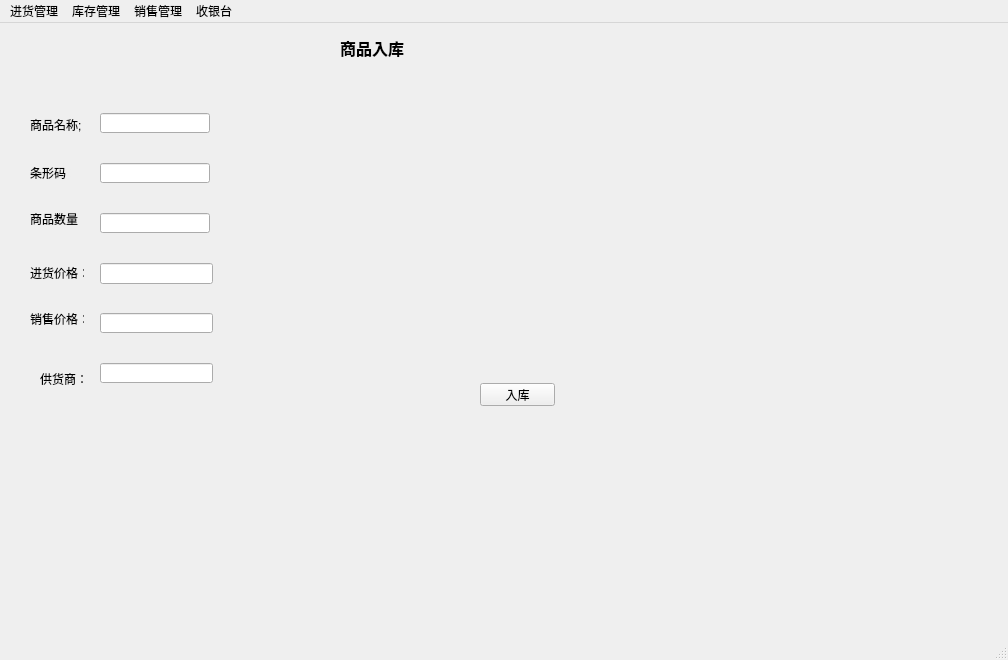
CH3OCH3-lio/shop-management, file shop/mainwindow.ui: the form before one commit.
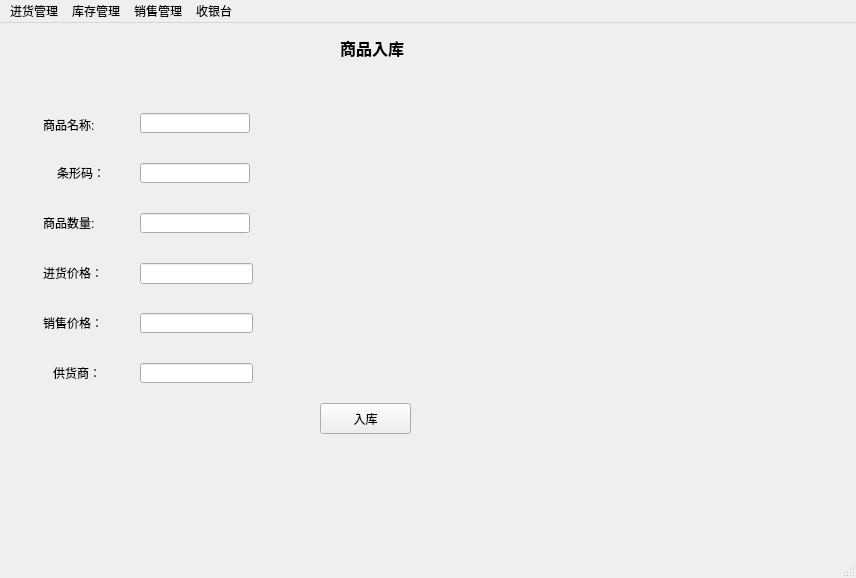
The form after the commit. The open tabs and pages were chosen to show the change.

```diff
--- a/shop/mainwindow.ui
+++ b/shop/mainwindow.ui
@@ -6,8 +6,8 @@
    <rect>
     <x>0</x>
     <y>0</y>
-    <width>1008</width>
-    <height>660</height>
+    <width>856</width>
+    <height>578</height>
    </rect>
   </property>
   <property name="windowTitle">
@@ -20,7 +20,7 @@
       <x>0</x>
       <y>0</y>
       <width>851</width>
-      <height>601</height>
+      <height>561</height>
      </rect>
     </property>
     <property name="currentIndex">
@@ -618,35 +618,35 @@
      <widget class="QLabel" name="label">
       <property name="geometry">
        <rect>
-        <x>30</x>
+        <x>43</x>
         <y>92</y>
-        <width>54</width>
+        <width>81</width>
         <height>20</height>
        </rect>
       </property>
       <property name="text">
-       <string>商品名称;</string>
+       <string>商品名称:</string>
       </property>
      </widget>
      <widget class="QLabel" name="label_2">
       <property name="geometry">
        <rect>
-        <x>30</x>
+        <x>43</x>
         <y>190</y>
-        <width>54</width>
-        <height>12</height>
+        <width>81</width>
+        <height>20</height>
        </rect>
       </property>
       <property name="text">
-       <string>商品数量</string>
+       <string>商品数量:</string>
       </property>
      </widget>
      <widget class="QLabel" name="label_3">
       <property name="geometry">
        <rect>
-        <x>30</x>
+        <x>43</x>
         <y>240</y>
-        <width>54</width>
+        <width>81</width>
         <height>20</height>
        </rect>
       </property>
@@ -657,10 +657,10 @@
      <widget class="QLabel" name="label_4">
       <property name="geometry">
        <rect>
-        <x>30</x>
+        <x>43</x>
         <y>290</y>
-        <width>54</width>
-        <height>12</height>
+        <width>81</width>
+        <height>20</height>
        </rect>
       </property>
       <property name="text">
@@ -670,10 +670,10 @@
      <widget class="QLabel" name="label_5">
       <property name="geometry">
        <rect>
-        <x>40</x>
-        <y>350</y>
-        <width>54</width>
-        <height>12</height>
+        <x>53</x>
+        <y>340</y>
+        <width>71</width>
+        <height>20</height>
        </rect>
       </property>
       <property name="text">
@@ -683,7 +683,7 @@
      <widget class="QLineEdit" name="goodname">
       <property name="geometry">
        <rect>
-        <x>100</x>
+        <x>140</x>
         <y>90</y>
         <width>110</width>
         <height>20</height>
@@ -693,7 +693,7 @@
      <widget class="QLineEdit" name="barcode">
       <property name="geometry">
        <rect>
-        <x>100</x>
+        <x>140</x>
         <y>140</y>
         <width>110</width>
         <height>20</height>
@@ -703,7 +703,7 @@
      <widget class="QLineEdit" name="amount">
       <property name="geometry">
        <rect>
-        <x>100</x>
+        <x>140</x>
         <y>190</y>
         <width>110</width>
         <height>20</height>
@@ -713,7 +713,7 @@
      <widget class="QLineEdit" name="inPrice">
       <property name="geometry">
        <rect>
-        <x>100</x>
+        <x>140</x>
         <y>240</y>
         <width>113</width>
         <height>21</height>
@@ -723,7 +723,7 @@
      <widget class="QLineEdit" name="outPrice">
       <property name="geometry">
        <rect>
-        <x>100</x>
+        <x>140</x>
         <y>290</y>
         <width>113</width>
         <height>20</height>
@@ -733,10 +733,10 @@
      <widget class="QPushButton" name="input">
       <property name="geometry">
        <rect>
-        <x>480</x>
-        <y>360</y>
-        <width>75</width>
-        <height>23</height>
+        <x>320</x>
+        <y>380</y>
+        <width>91</width>
+        <height>31</height>
        </rect>
       </property>
       <property name="text">
@@ -746,9 +746,9 @@
      <widget class="QLabel" name="label_6">
       <property name="geometry">
        <rect>
-        <x>30</x>
+        <x>57</x>
         <y>140</y>
-        <width>41</width>
+        <width>61</width>
         <height>20</height>
        </rect>
       </property>
@@ -759,7 +759,7 @@
      <widget class="QLineEdit" name="sup">
       <property name="geometry">
        <rect>
-        <x>100</x>
+        <x>140</x>
         <y>340</y>
         <width>113</width>
         <height>20</height>
@@ -795,8 +795,8 @@
     <rect>
      <x>0</x>
      <y>0</y>
-     <width>1008</width>
-     <height>23</height>
+     <width>856</width>
+     <height>26</height>
     </rect>
    </property>
    <widget class="QMenu" name="incontrol">
```
Left out of the diff: 178 changed lines with no effect on the pictures.
